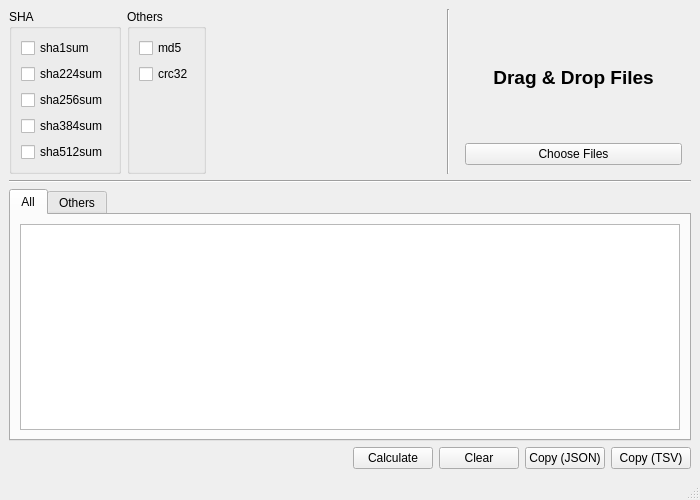
Qt form ghash/ui/mainwindow.ui (PKLJack/ghash) before a commit.
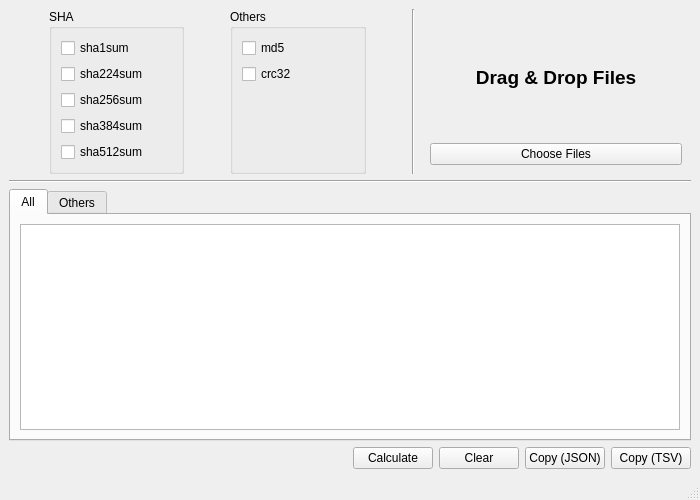
The same form after that commit. Custom widgets are drawn as their Qt base class.

What changed in the file:
```diff
--- a/ghash/ui/mainwindow.ui
+++ b/ghash/ui/mainwindow.ui
@@ -22,7 +22,20 @@
   <widget class="QWidget" name="centralwidget">
    <layout class="QVBoxLayout" name="verticalLayout_4">
     <item>
-     <layout class="QHBoxLayout" name="horizontalLayout_3">
+     <layout class="QHBoxLayout" name="horizontalLayout_3" stretch="0,1,0,1,0,0,2">
+      <item>
+       <spacer name="horizontalSpacer_4">
+        <property name="orientation">
+         <enum>Qt::Horizontal</enum>
+        </property>
+        <property name="sizeHint" stdset="0">
+         <size>
+          <width>40</width>
+          <height>20</height>
+         </size>
+        </property>
+       </spacer>
+      </item>
       <item>
        <widget class="QGroupBox" name="groupbox_sha">
         <property name="title">
@@ -67,6 +80,22 @@
         </layout>
        </widget>
       </item>
+      <item>
+       <spacer name="horizontalSpacer_3">
+        <property name="orientation">
+         <enum>Qt::Horizontal</enum>
+        </property>
+        <property name="sizeType">
+         <enum>QSizePolicy::Expanding</enum>
+        </property>
+        <property name="sizeHint" stdset="0">
+         <size>
+          <width>40</width>
+          <height>20</height>
+         </size>
+        </property>
+       </spacer>
+      </item>
       <item>
        <widget class="QGroupBox" name="groupbox_others">
         <property name="title">
```
